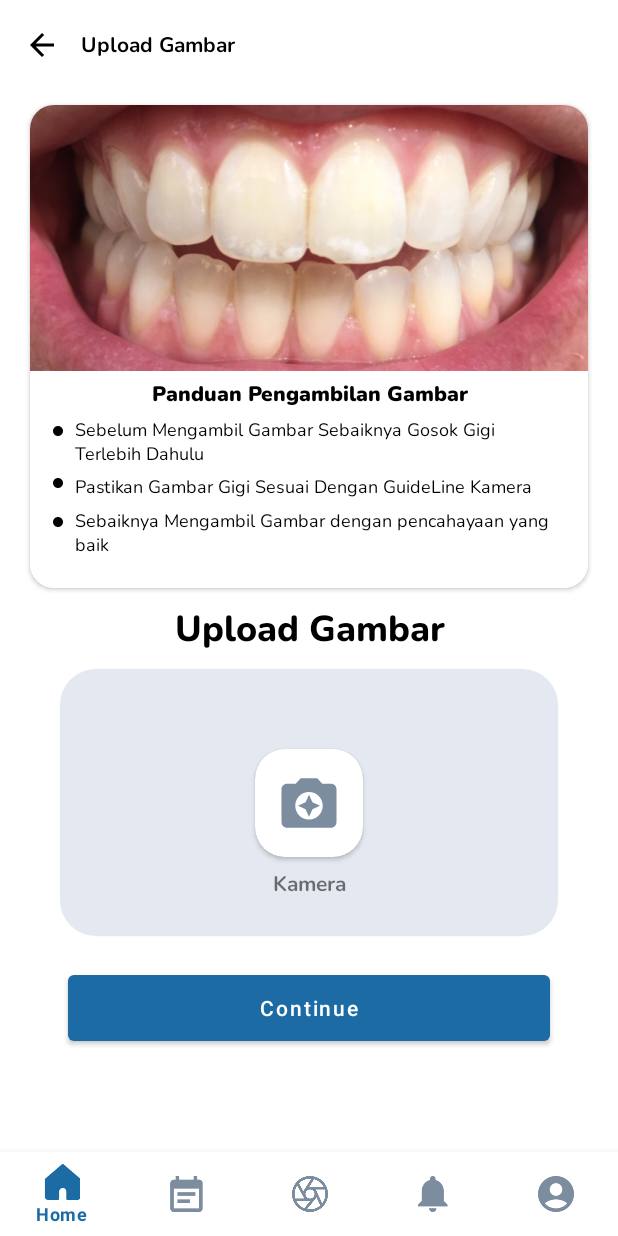
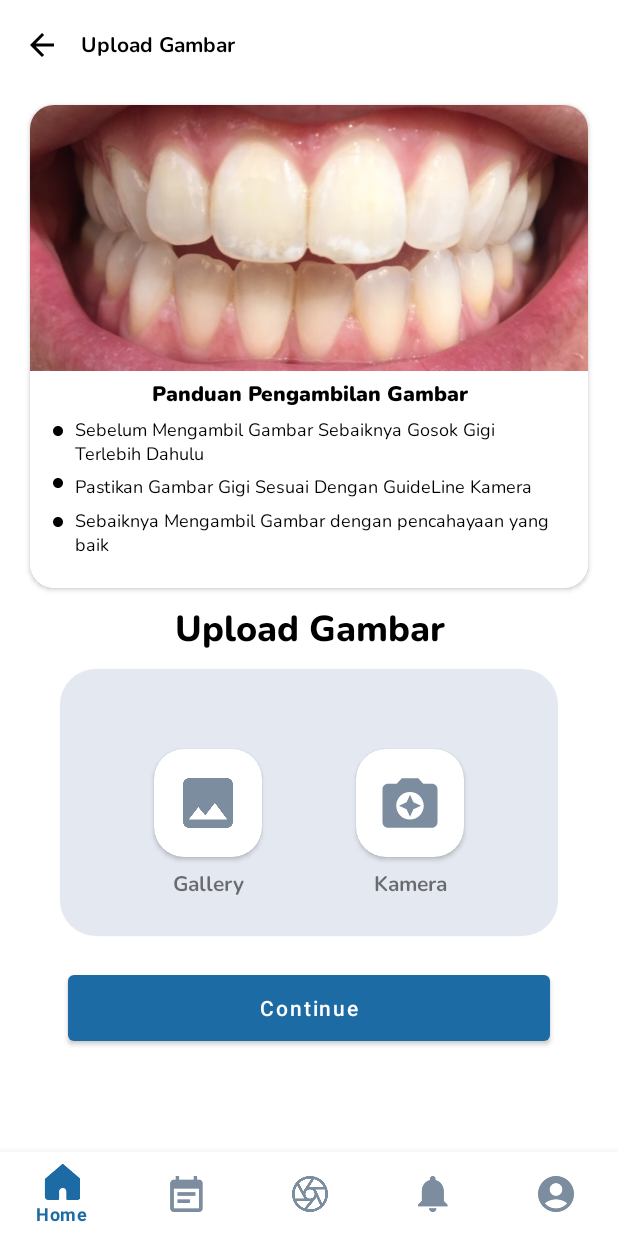
Before and after one commit to HaiDentist/MobileDevelopment, an Android app: the fragment UploadFragment placed in its activity, on a phone screen of 412 x 824 dp. Run offline under Robolectric (Android 15) with nearby library versions, the phone set to English and light mode, and no system bars; plain views replace CameraView.

Commit message:
Insert Photo

```diff
--- a/app/src/main/AndroidManifest.xml
+++ b/app/src/main/AndroidManifest.xml
@@ -21,6 +21,9 @@
         android:supportsRtl="true"
         android:theme="@style/Theme.HaiDentist"
         tools:targetApi="31">
+        <activity
+            android:name=".ui.camera.gallery.GalleryActivity"
+            android:exported="false" />
         <activity
             android:name=".ui.analisis.AnalisisActivity"
             android:exported="false" />
--- a/app/src/main/java/com/dicoding/picodiploma/haidentist/MainActivity.kt
+++ b/app/src/main/java/com/dicoding/picodiploma/haidentist/MainActivity.kt
@@ -32,6 +32,7 @@ class MainActivity : AppCompatActivity() {
                     }
                     R.id.cameraResultActivity -> {
                         loadFragment(UploadFragment())
+
                     }
                 }
         }
--- a/app/src/main/java/com/dicoding/picodiploma/haidentist/ui/camera/camerax/CameraActivity.kt
+++ b/app/src/main/java/com/dicoding/picodiploma/haidentist/ui/camera/camerax/CameraActivity.kt
@@ -110,7 +110,6 @@ class CameraActivity : AppCompatActivity() {
             binding.check.visibility = View.GONE
             binding.retake.visibility = View.GONE
             binding.layout.visibility = View.GONE
-
         }
 
 
--- a/app/src/main/java/com/dicoding/picodiploma/haidentist/ui/camera/upload/UploadFragment.kt
+++ b/app/src/main/java/com/dicoding/picodiploma/haidentist/ui/camera/upload/UploadFragment.kt
@@ -17,6 +17,7 @@ import com.dicoding.picodiploma.haidentist.R
 import com.dicoding.picodiploma.haidentist.databinding.FragmentUploadBinding
 import com.dicoding.picodiploma.haidentist.ui.auth.sign.SignActivity
 import com.dicoding.picodiploma.haidentist.ui.camera.camerax.CameraActivity
+import com.dicoding.picodiploma.haidentist.ui.camera.gallery.GalleryActivity
 import com.dicoding.picodiploma.haidentist.utils.rotateBitmap
 import java.io.File
 
@@ -55,6 +56,11 @@ class UploadFragment : Fragment() {
 
         binding.iconCamera.setOnClickListener {
             startCameraX()
+        }
+
+        binding.iconGallery.setOnClickListener {
+            val intent =Intent(requireContext() ,GalleryActivity::class.java )
+            startActivity(intent)
         }
 
         binding.continueCamera.setOnClickListener{
--- /dev/null
+++ b/app/src/main/res/drawable/ic_baseline_insert_photo_24.xml
@@ -0,0 +1,5 @@
+<vector android:height="24dp" android:tint="#1C6BA4"
+    android:viewportHeight="24" android:viewportWidth="24"
+    android:width="24dp" xmlns:android="http://schemas.android.com/apk/res/android">
+    <path android:fillColor="@android:color/white" android:pathData="M21,19V5c0,-1.1 -0.9,-2 -2,-2H5c-1.1,0 -2,0.9 -2,2v14c0,1.1 0.9,2 2,2h14c1.1,0 2,-0.9 2,-2zM8.5,13.5l2.5,3.01L14.5,12l4.5,6H5l3.5,-4.5z"/>
+</vector>
--- a/app/src/main/res/layout/fragment_upload.xml
+++ b/app/src/main/res/layout/fragment_upload.xml
@@ -212,14 +212,14 @@
                 android:id="@+id/icon_camera"
                 android:layout_width="72dp"
                 android:layout_height="72dp"
+                android:clickable="true"
+                android:focusable="true"
+                android:foreground="?android:attr/selectableItemBackground"
+                app:cardCornerRadius="20dp"
                 app:layout_constraintBottom_toBottomOf="parent"
                 app:layout_constraintEnd_toEndOf="parent"
-                app:layout_constraintStart_toStartOf="parent"
-                app:layout_constraintTop_toTopOf="parent"
-                app:cardCornerRadius="20dp"
-                android:foreground="?android:attr/selectableItemBackground"
-                android:clickable="true"
-                android:focusable="true">
+                app:layout_constraintStart_toEndOf="@id/icon_gallery"
+                app:layout_constraintTop_toTopOf="parent">
 
                 <androidx.constraintlayout.widget.ConstraintLayout
                     android:layout_width="match_parent"
@@ -229,15 +229,47 @@
                         android:layout_width="44dp"
                         android:layout_height="44dp"
                         android:src="@drawable/ic_baseline_camera_enhance_24"
-                        app:tint="@color/gray"
                         app:layout_constraintBottom_toBottomOf="parent"
                         app:layout_constraintEnd_toEndOf="parent"
                         app:layout_constraintStart_toStartOf="parent"
-                        app:layout_constraintTop_toTopOf="parent">
+                        app:layout_constraintTop_toTopOf="parent"
+                        app:tint="@color/gray">
+
                     </ImageView>
 
                 </androidx.constraintlayout.widget.ConstraintLayout>
 
+            </androidx.cardview.widget.CardView>
+
+            <androidx.cardview.widget.CardView
+                android:id="@+id/icon_gallery"
+                android:layout_width="72dp"
+                android:layout_height="72dp"
+                android:clickable="true"
+                android:focusable="true"
+                android:foreground="?android:attr/selectableItemBackground"
+                app:cardCornerRadius="20dp"
+                app:layout_constraintBottom_toBottomOf="parent"
+                app:layout_constraintEnd_toStartOf="@+id/icon_camera"
+                app:layout_constraintStart_toStartOf="parent"
+                app:layout_constraintTop_toTopOf="parent">
+
+                <androidx.constraintlayout.widget.ConstraintLayout
+                    android:layout_width="match_parent"
+                    android:layout_height="match_parent">
+
+                    <ImageView
+                        android:layout_width="44dp"
+                        android:layout_height="44dp"
+                        android:src="@drawable/ic_baseline_insert_photo_24"
+                        app:layout_constraintBottom_toBottomOf="parent"
+                        app:layout_constraintEnd_toEndOf="parent"
+                        app:layout_constraintStart_toStartOf="parent"
+                        app:layout_constraintTop_toTopOf="parent"
+                        app:tint="@color/gray">
+
+                    </ImageView>
+                </androidx.constraintlayout.widget.ConstraintLayout>
             </androidx.cardview.widget.CardView>
 
             <TextView
@@ -249,7 +281,17 @@
                 app:layout_constraintEnd_toEndOf="@+id/icon_camera"
                 app:layout_constraintStart_toStartOf="@+id/icon_camera"
                 app:layout_constraintTop_toBottomOf="@id/icon_camera">
+            </TextView>
 
+            <TextView
+                android:layout_width="wrap_content"
+                android:layout_height="wrap_content"
+                android:text="Gallery"
+                android:fontFamily="@font/nunito_bold"
+                android:layout_marginTop="8dp"
+                app:layout_constraintEnd_toEndOf="@+id/icon_gallery"
+                app:layout_constraintStart_toStartOf="@+id/icon_gallery"
+                app:layout_constraintTop_toBottomOf="@id/icon_gallery">
             </TextView>
 
         </androidx.constraintlayout.widget.ConstraintLayout>
--- a/app/src/main/res/values/strings.xml
+++ b/app/src/main/res/values/strings.xml
@@ -37,4 +37,5 @@
     <string name="lorem">Lorem Ipsum is simply dummy text of the printing and typesetting industry. Lorem Ipsum has been the industry\'s standard dummy text ever since the 1500s, when an unknown printer took a galley of type and scrambled it to make a type specimen book. It has survived not only five centuries, but also the leap into electronic typesetting, remaining essentially unchanged. It was popularised in the 1960s with the release of Letraset sheets containing Lorem Ipsum passages, and more recently with desktop publishing software like Aldus PageMaker including versions of Lorem Ipsum.</string>
     <string name="about">About</string>
     <string name="rekomendasi_klinik_terdekat">Rekomendasi Klinik Terdekat</string>
+    <string name="insert">Insert</string>
 </resources>
```
Also changed, not shown: app/src/main/java/com/dicoding/picodiploma/haidentist/ui/camera/gallery/GalleryActivity.kt (added, +92 -0 lines), app/src/main/res/layout/activity_gallery.xml (added, +225 -0 lines).
